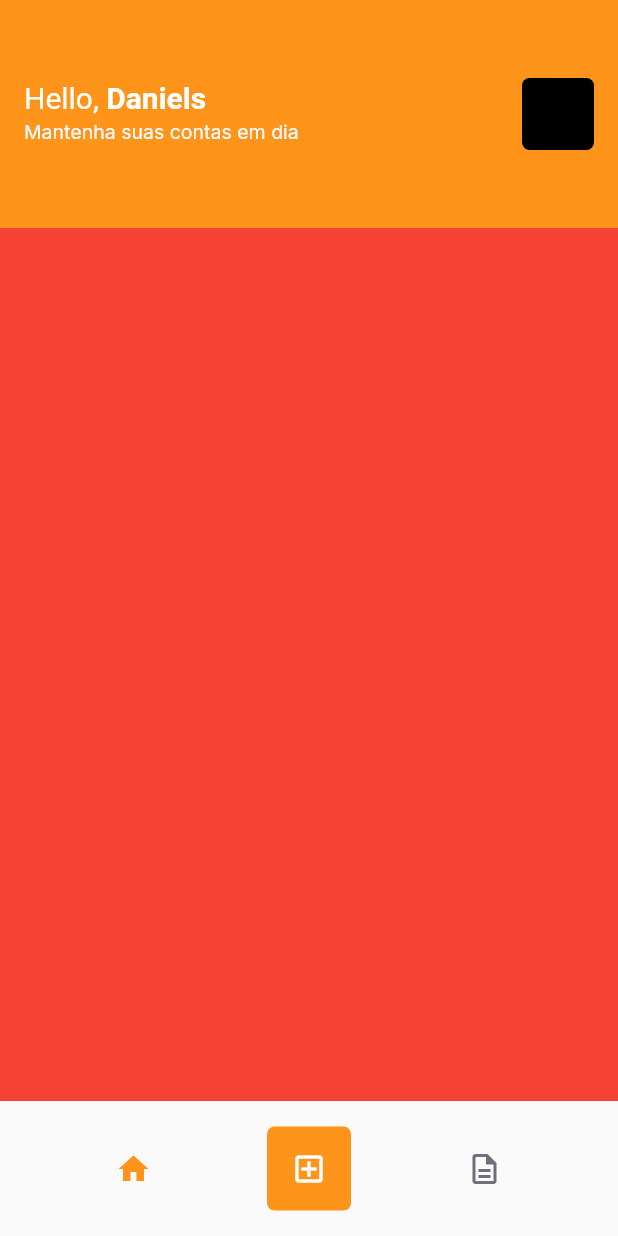
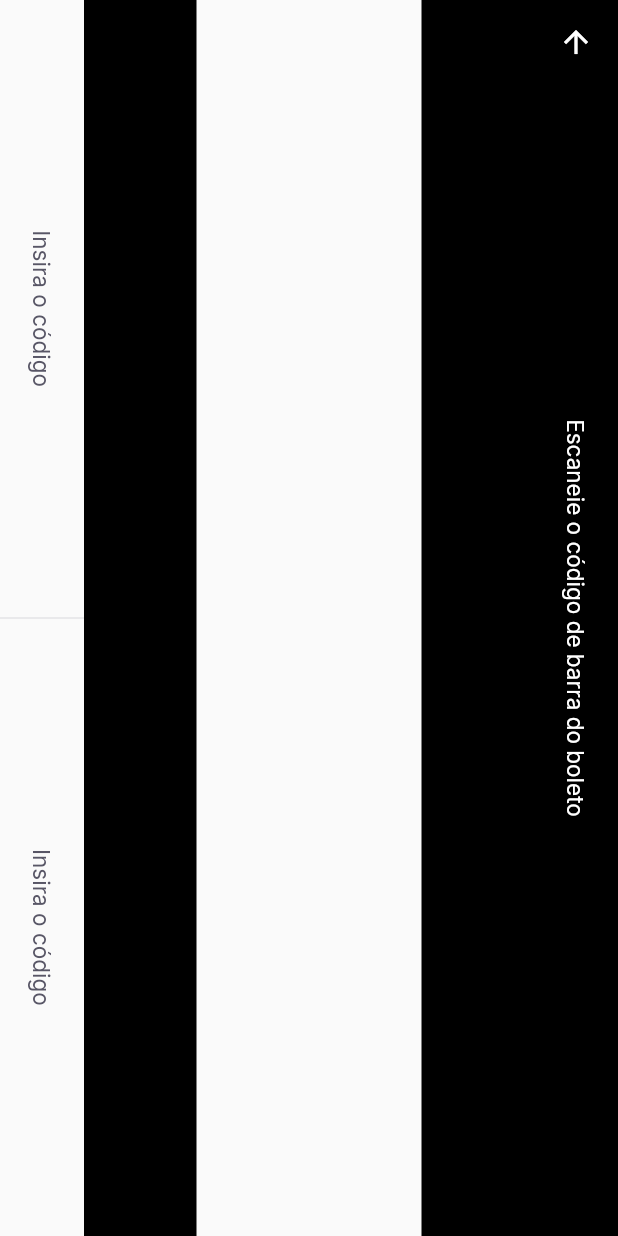
Before and after one commit to Dandy27/nlw-flutter, a Flutter app: the HomePage screen opened by its route, after a tap on the "add box" icon, on a phone screen of 412 x 824 dp. Run offline on Flutter 3.47's test engine with Material 2 defaults, Android fonts, the phone set to English and light mode, and no system bars; our stand-ins replace firebase_core, google_fonts, google_sign_in, shared_preferences; accounts and stored records are empty.

Commit message:
SetLabelButton

```diff
--- a/payflow/lib/app_widget.dart
+++ b/payflow/lib/app_widget.dart
@@ -1,5 +1,6 @@
 import 'package:flutter/material.dart';
 
+import 'modules/barcode_scanner/barcode_scanner_page.dart';
 import 'modules/home/home_page.dart';
 import 'modules/login/login_page.dart';
 import 'modules/splash.dart';
@@ -11,12 +12,15 @@ class AppWidget extends StatelessWidget {
     return MaterialApp(
       title: 'Pay Flow',
       debugShowCheckedModeBanner: false,
-      theme: ThemeData(primaryColor: AppColors.primary),
+      theme: ThemeData(
+        primarySwatch: Colors.orange,
+        primaryColor: AppColors.primary),
       initialRoute: '/splash',
       routes: {
         "/splash": (context) => Splash(),
         "/home": (context) => HomePage(),
-        "/login": (context) => LoginPage()
+        "/login": (context) => LoginPage(),
+        "/barcode_scanner": (context) => BarcodeScannerPage(),
       },
     );
   }
--- /dev/null
+++ b/payflow/lib/modules/barcode_scanner/barcode_scanner_page.dart
@@ -0,0 +1,63 @@
+import 'package:flutter/material.dart';
+
+import '../../shared/themes/app_collors.dart';
+import '../../shared/themes/app_text_style.dart';
+import '../../shared/widgets/set_label_buttons/set_label_buttons.dart';
+
+class BarcodeScannerPage extends StatefulWidget {
+  const BarcodeScannerPage({Key? key}) : super(key: key);
+
+  @override
+  _BarcodeScannerPageState createState() => _BarcodeScannerPageState();
+}
+
+class _BarcodeScannerPageState extends State<BarcodeScannerPage> {
+  @override
+  Widget build(BuildContext context) {
+    return SafeArea(
+      top: true,
+      bottom: true,
+      left: true,
+      right: true,
+      child: RotatedBox(
+        quarterTurns: 1,
+        child: Scaffold(
+          // backgroundColor: Colors.black,
+          appBar: AppBar(
+            backgroundColor: Colors.black,
+            title: Text(
+              'Escaneie o código de barra do boleto',
+              style: TextStyles.buttonBackground,
+            ),
+            leading: BackButton(
+              color: AppColors.background,
+            ),
+            centerTitle: true,
+          ),
+          body: Column(
+            children: [
+              Expanded(
+                  child: Container(
+                color: Colors.black,
+              )),
+              Expanded(
+                  flex: 2,
+                  child: Container(
+                    color: Colors.transparent,
+                  )),
+              Expanded(
+                  child: Container(
+                color: Colors.black,
+              )),
+            ],
+          ),
+          bottomNavigationBar: SetLabelButtons(
+              primarylabel: 'Insira o código',
+              primaryOnPressed: () {},
+              secondaryLabel: 'Insira o código',
+              secondaryOnPressed: () {}),
+        ),
+      ),
+    );
+  }
+}
--- a/payflow/lib/modules/home/home_page.dart
+++ b/payflow/lib/modules/home/home_page.dart
@@ -70,15 +70,12 @@ class _HomePageState extends State<HomePage> {
             ),
             GestureDetector(
               onTap: () {
-                print('clicou');
+                Navigator.pushNamed(context, '/barcode_scanner');
               },
               child: Container(
-                child: IconButton(
-                  onPressed: () {},
-                  icon: Icon(
-                    Icons.add_box_outlined,
-                    color: AppColors.background,
-                  ),
+                child: Icon(
+                  Icons.add_box_outlined,
+                  color: AppColors.background,
                 ),
                 width: 56,
                 height: 56,
--- a/payflow/lib/shared/auth/auth_controller.dart
+++ b/payflow/lib/shared/auth/auth_controller.dart
@@ -1,4 +1,4 @@
-import 'dart:convert';
+
 
 import 'package:flutter/cupertino.dart';
 import 'package:flutter/material.dart';
--- a/payflow/lib/shared/themes/app_text_style.dart
+++ b/payflow/lib/shared/themes/app_text_style.dart
@@ -55,7 +55,7 @@ class TextStyles {
     color: AppColors.grey,
   );
   static final buttonBackground = GoogleFonts.inter(
-    fontSize: 15,
+    fontSize: 15 ,
     fontWeight: FontWeight.w400,
     color: AppColors.background,
   );
--- /dev/null
+++ b/payflow/lib/shared/widgets/divider_vertical/divider_vertical.dart
@@ -0,0 +1,15 @@
+import 'package:flutter/material.dart';
+import 'package:payflow/shared/themes/app_collors.dart';
+
+class DividerVertical extends StatelessWidget {
+  const DividerVertical({Key? key}) : super(key: key);
+
+  @override
+  Widget build(BuildContext context) {
+    return Container(
+      width: 1,
+      height: double.maxFinite,
+      color: AppColors.stroke,
+    );
+  }
+}
--- /dev/null
+++ b/payflow/lib/shared/widgets/label_button/label_button.dart
@@ -0,0 +1,23 @@
+import 'package:flutter/material.dart';
+import 'package:payflow/shared/themes/app_text_style.dart';
+
+class LabelButton extends StatelessWidget {
+  final String label;
+  final VoidCallback onPressed;
+
+  const LabelButton({Key? key, required this.label, required this.onPressed})
+      : super(key: key);
+
+  @override
+  Widget build(BuildContext context) {
+    return Container(
+      height: 56,
+      child: TextButton(
+          onPressed: () {},
+          child: Text(
+            label,
+            style: TextStyles.buttonHeading,
+          )),
+    );
+  }
+}
--- /dev/null
+++ b/payflow/lib/shared/widgets/set_label_buttons/set_label_buttons.dart
@@ -0,0 +1,36 @@
+import 'package:flutter/material.dart';
+
+import '../divider_vertical/divider_vertical.dart';
+import '../label_button/label_button.dart';
+
+class SetLabelButtons extends StatelessWidget {
+  final String primarylabel;
+  final VoidCallback primaryOnPressed;
+  final String secondaryLabel;
+  final VoidCallback secondaryOnPressed;
+  const SetLabelButtons({
+    Key? key,
+    required this.primarylabel,
+    required this.primaryOnPressed,
+    required this.secondaryLabel,
+    required this.secondaryOnPressed,
+  }) : super(key: key);
+
+  @override
+  Widget build(BuildContext context) {
+    return Container(
+      height: 56,
+      child: Row(
+        children: [
+          Expanded(
+              child: LabelButton(
+                  label: primarylabel, onPressed: primaryOnPressed)),
+          DividerVertical(),
+          Expanded(
+              child: LabelButton(
+                  label: secondaryLabel, onPressed: secondaryOnPressed)),
+        ],
+      ),
+    );
+  }
+}
--- a/payflow/pubspec.yaml
+++ b/payflow/pubspec.yaml
@@ -33,6 +33,10 @@ dependencies:
   google_sign_in: ^5.0.7
   google_sign_in_web: ^0.10.0+2
   shared_preferences: ^2.0.7
+  google_ml_kit: ^0.7.1
+  camera: ^0.9.2+2
+  image_picker: ^0.8.4
+  image_picker_for_web: ^2.1.3
 
 dev_dependencies:
   flutter_test:
```
Also changed, not shown: payflow/pubspec.lock.
